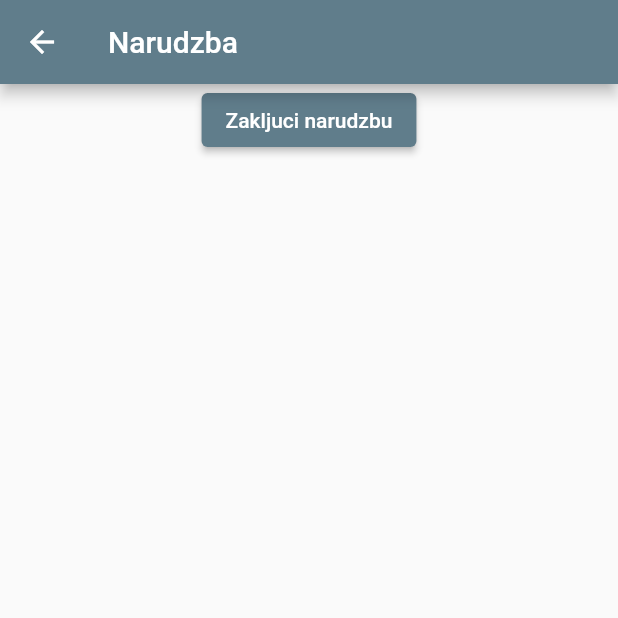
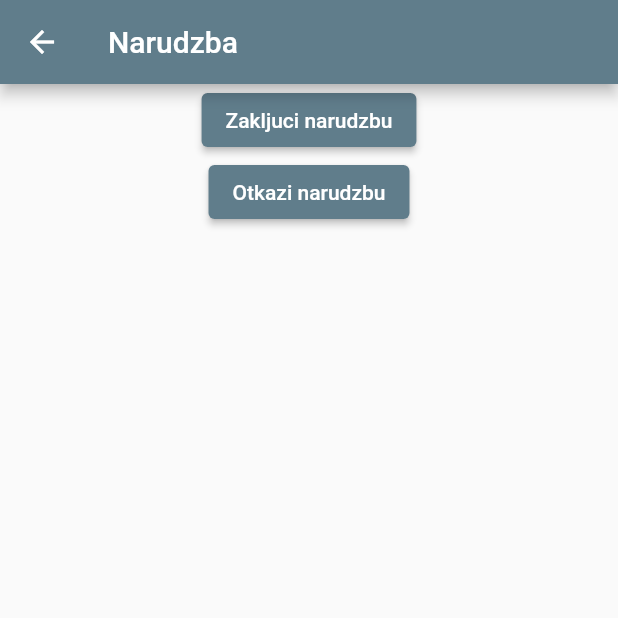
Before and after one commit to amnadj/MobyShop_SeminarskiRsII, a Flutter app: the Narudzba screen opened by its route, on a phone screen of 412 x 824 dp, the top half of it. Run offline on Flutter 3.47's test engine with Material 2 defaults, Android fonts, the phone set to English and light mode, and no system bars; our stand-ins replace flutter_credit_card, flutter_rating_bar, progress_dialog; missing offline and left inert: stripe_payment; accounts and stored records are empty.

Commit message:
Add button otkazi narudzbu

```diff
--- a/MobyShop.Mobile/lib/pages/Narudzba.dart
+++ b/MobyShop.Mobile/lib/pages/Narudzba.dart
@@ -39,7 +39,22 @@ class _NarudzbaState extends State<Narudzba> {
       }
     },
       child: Text('Zakljuci narudzbu')
-    ),],)
+    ),
+          ElevatedButton(
+              style: ElevatedButton.styleFrom(
+                primary: Colors.blueGrey, // background
+              ),
+              onPressed: (){
+                CartService.artikli.clear();
+                Navigator.pushReplacement(
+                    context,
+                    MaterialPageRoute(
+                        builder: (BuildContext context) => super.widget));
+           },
+              child: Text('Otkazi narudzbu')
+          ),
+        ],
+      )
 
 
     );
```
